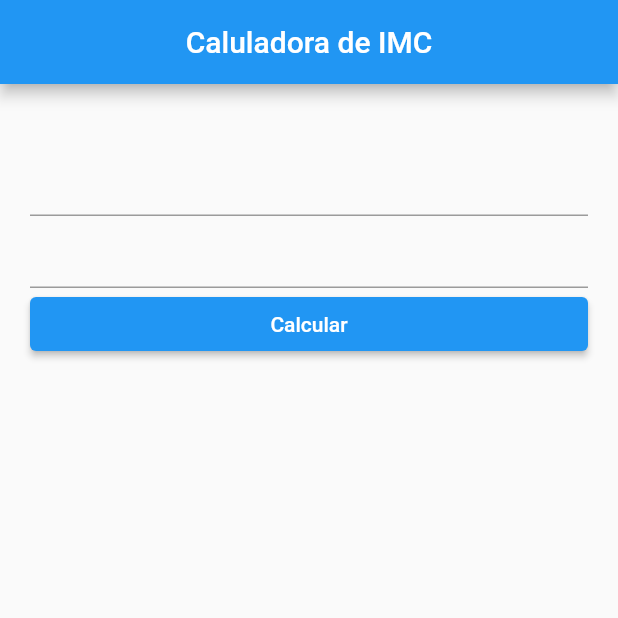
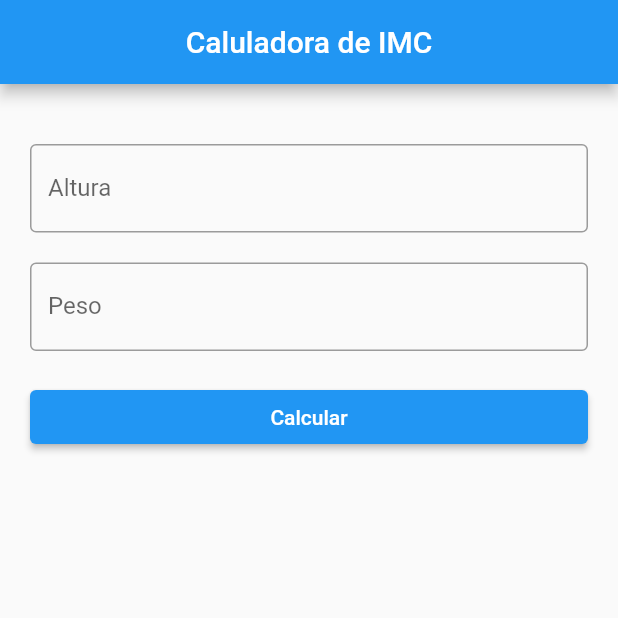
Before and after one commit to Danielmtdc16/IMC_calculator---Flutter, a Flutter app: the screen it shows after launch, on a phone screen of 412 x 824 dp, the top half of it. Run offline on Flutter 3.47's test engine with Material 2 defaults, Android fonts, the phone set to English and light mode, and no system bars.

Commit message:
Personalizando os TextFields.

```diff
--- a/lib/main.dart
+++ b/lib/main.dart
@@ -26,8 +26,22 @@ class _MyAppState extends State<MyApp> {
         child: Column(
           crossAxisAlignment: CrossAxisAlignment.stretch,
           children: [
-            TextField(),
-            TextField(),
+            TextField(
+              decoration: InputDecoration(
+                labelText: "Altura",
+                suffixText: "cm",
+                border: OutlineInputBorder(),
+              ),
+            ),
+            SizedBox(height: 20,),
+            TextField(
+              decoration: InputDecoration(
+                labelText: "Peso",
+                suffixText: "kg",
+                border: OutlineInputBorder(),
+              ),
+            ),
+            SizedBox(height: 20,),
             ElevatedButton(onPressed: (){}, child: Text("Calcular"))
           ],
         ),
```
